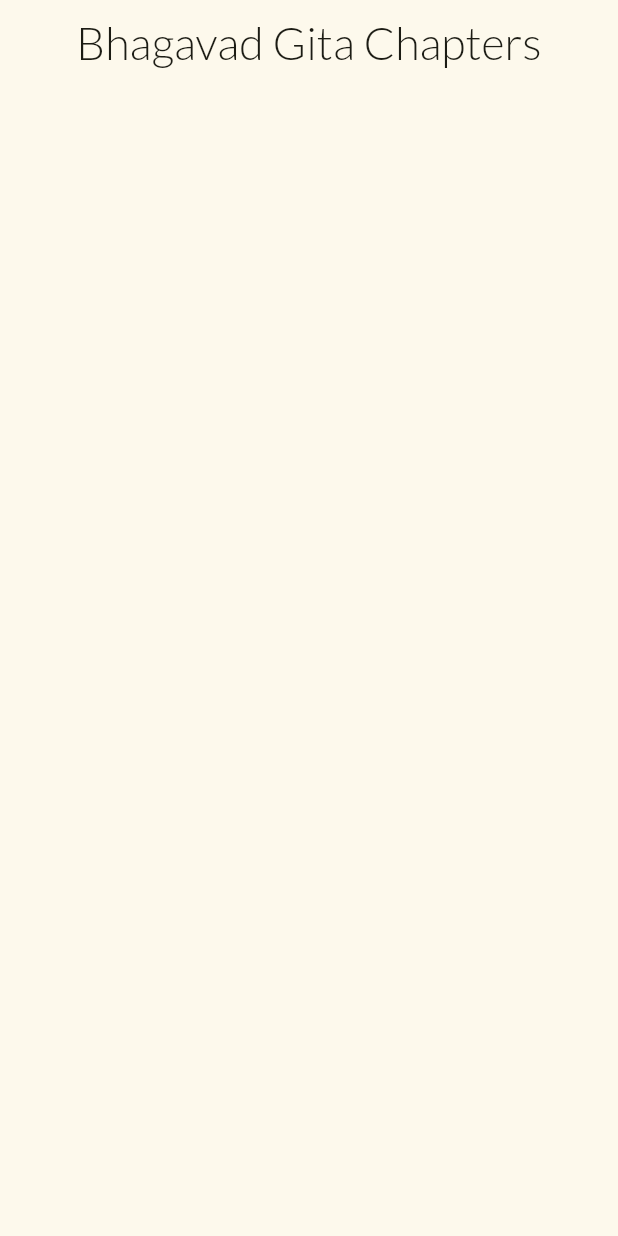
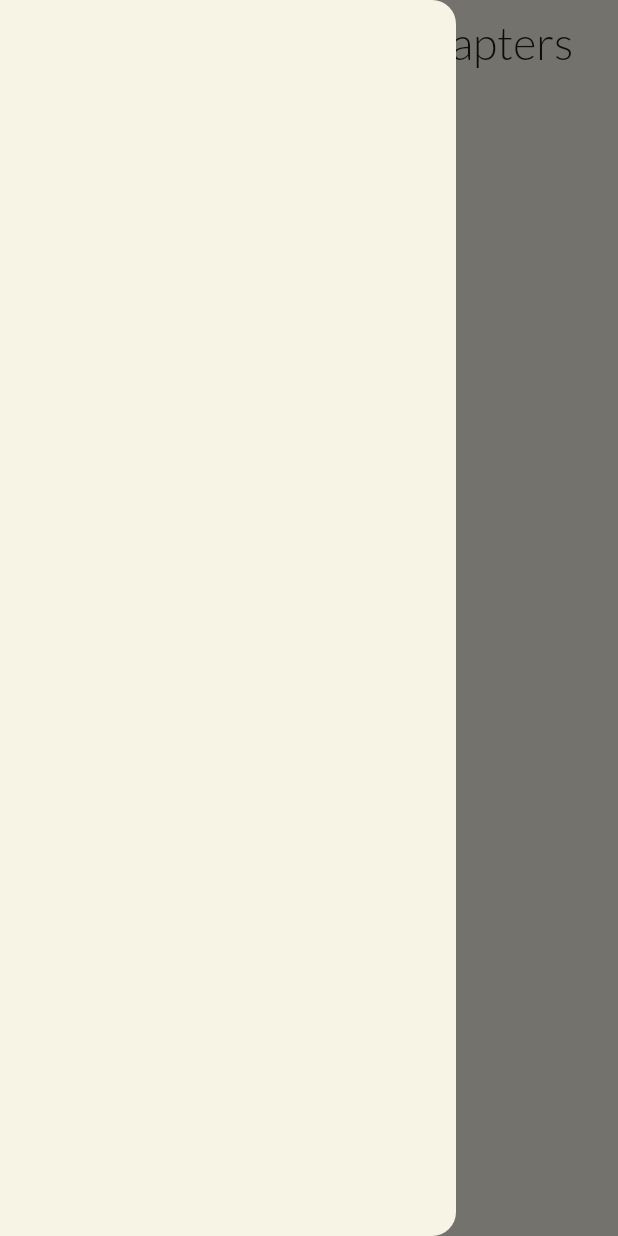
Before and after one commit to dineshkumar-770/bhagwat_gita-app, a Flutter app: the screen it shows after launch, with the side drawer open (before the commit the screen has no drawer), on a phone screen of 412 x 824 dp. Run offline on Flutter 3.47's test engine with Material 2 defaults, Android fonts, the phone set to English and light mode, and no system bars; drawn by our look-alikes of dynamic_color; our stand-ins replace equatable, flutter_riverpod, flutter_screenutil, flutter_tts, fluttertoast, google_fonts; network calls fail.

```diff
--- a/lib/features/home/screen/home_page.dart
+++ b/lib/features/home/screen/home_page.dart
@@ -1,10 +1,7 @@
-import 'dart:ui';
 import 'package:bhagwat_gita/features/home/controller/all_chapter_controller.dart';
 import 'package:bhagwat_gita/features/verses/screen/sample_screen.dart';
 import 'package:flutter/cupertino.dart';
-import 'package:flutter/material.dart';
 import 'package:flutter_riverpod/flutter_riverpod.dart';
-import 'package:google_fonts/google_fonts.dart';
 
 class HomePage extends StatefulWidget {
   const HomePage({super.key});
--- a/lib/features/verses/widget/versse_widget.dart
+++ b/lib/features/verses/widget/versse_widget.dart
@@ -65,7 +65,7 @@ class ShlokaCard extends StatelessWidget {
                                       fontSize:
                                           12.0 * SizeConfig.textMultiplier!,
                                       fontWeight: FontWeight.w500,
-                                      color: Theme.of(context).highlightColor),
+                                      color: Theme.of(context).focusColor),
                                 ),
                                 const Divider(),
                               ],
--- a/lib/main.dart
+++ b/lib/main.dart
@@ -17,8 +17,10 @@ Color brandColor = const Color(0xffffff9f);
 
 class MyApp extends ConsumerWidget {
   const MyApp({super.key});
+
   @override
   Widget build(BuildContext context, WidgetRef ref) {
+    final GlobalKey<ScaffoldState> _key = GlobalKey();
     return DynamicColorBuilder(
       builder: (ColorScheme? lightDynamic, ColorScheme? dark) {
         ColorScheme lightColorScheme;
@@ -48,13 +50,18 @@ class MyApp extends ConsumerWidget {
                           useMaterial3: true,
                           colorScheme: lightColorScheme,
                         ),
-                        darkTheme: ThemeData(
-                            useMaterial3: true, colorScheme: darkColorScheme),
                         home: Scaffold(
+                          key: _key,
+                          drawer: const Drawer(),
                           appBar: AppBar(
                             backgroundColor: Colors.transparent,
                             elevation: 0,
                             centerTitle: true,
+                            leading: IconButton(
+                                onPressed: () {
+                                  _key.currentState?.openDrawer();
+                                },
+                                icon: const Icon(Icons.menu)),
                             flexibleSpace: ClipRect(
                               child: BackdropFilter(
                                 filter:
```
Also changed, not shown: lib/features/chapter_details/screen/chapter_details_screen.dart (+1 -8 lines), pubspec.lock, 2 other files.
